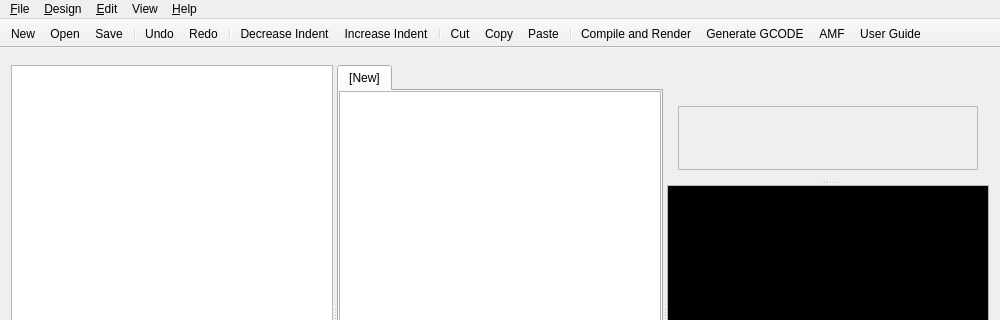
This is src/ui/mainwindow.ui in GilesBathgate/RapCAD as Qt 5 draws it before an edit; both pictures show x 0 to 1000 and y 0 to 320 of the 1000 by 600 pixel window. The edited form follows.
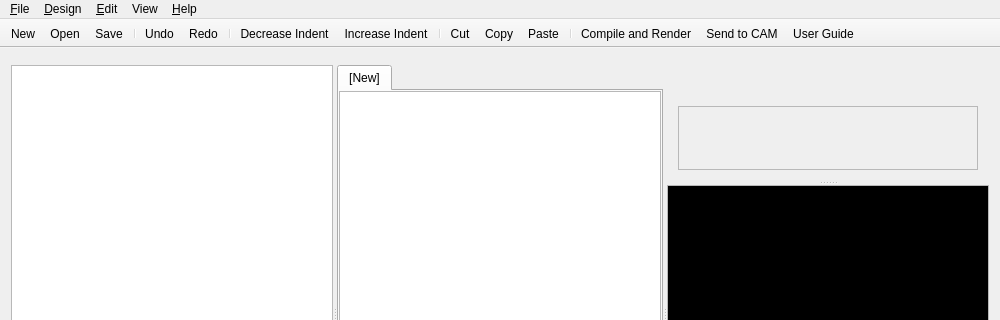
This is the edited form. Icons and pictures are not drawn. Custom widgets are drawn as their Qt base class.

Diff of the .ui file:
```diff
--- a/src/ui/mainwindow.ui
+++ b/src/ui/mainwindow.ui
@@ -305,8 +305,7 @@
    <addaction name="actionPaste"/>
    <addaction name="separator"/>
    <addaction name="actionCompileAndRender"/>
-   <addaction name="actionGenerateGcode"/>
-   <addaction name="actionExportAMF"/>
+   <addaction name="actionSendToCAM"/>
    <addaction name="actionUserGuide"/>
   </widget>
   <widget class="QStatusBar" name="statusBar"/>
@@ -918,6 +917,17 @@
     <string>Ctrl+H</string>
    </property>
   </action>
+  <action name="actionSendToCAM">
+   <property name="icon">
+    <iconset theme="document-page-setup"/>
+   </property>
+   <property name="text">
+    <string>Send to CAM</string>
+   </property>
+   <property name="toolTip">
+    <string>Send the current design to the configured CAM application.</string>
+   </property>
+  </action>
  </widget>
  <layoutdefault spacing="6" margin="11"/>
  <customwidgets>
```
Left out of the diff: 70 changed lines with no effect on the pictures.
